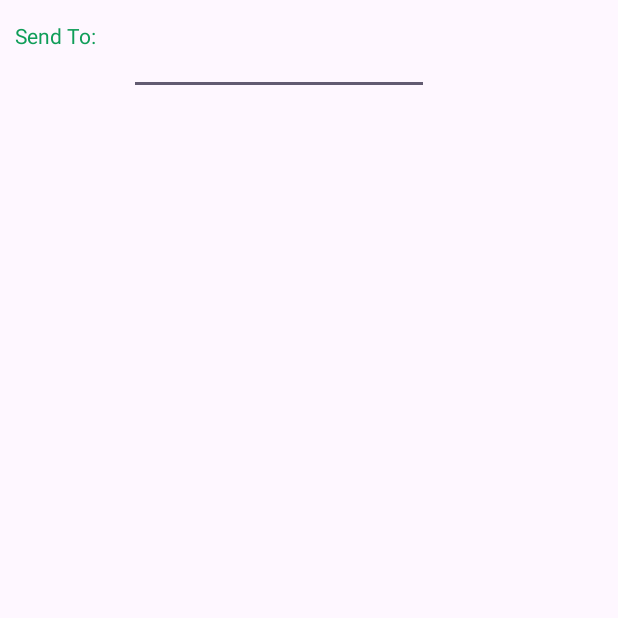
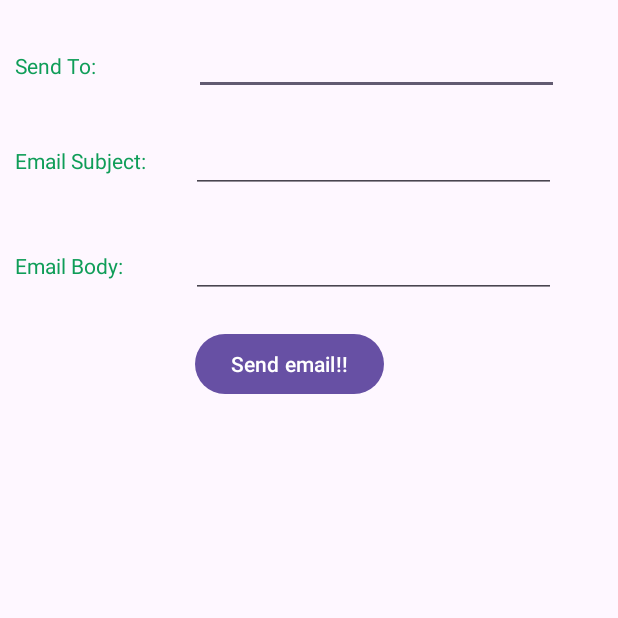
Before and after one commit to Khairulasif/Android_Project_Final, an Android app: the MailActivity screen opened directly, with no data from a screen before it, on a phone screen of 412 x 824 dp, the top half of it. Run offline under Robolectric (Android 15) with nearby library versions, the phone set to English and light mode, and no system bars.

Commit message:
Update activity_mail.xml

```diff
--- a/app/src/main/res/layout/activity_mail.xml
+++ b/app/src/main/res/layout/activity_mail.xml
@@ -8,7 +8,8 @@
 
     <LinearLayout
         android:layout_width="match_parent"
-        android:layout_height="wrap_content">
+        android:layout_height="wrap_content"
+        android:id="@+id/sendId">
 
 
         <TextView
@@ -19,19 +20,83 @@
             android:layout_alignBottom="@+id/editText1"
             android:layout_alignParentLeft="true"
             android:layout_marginLeft="10dp"
+            android:layout_marginTop="20dp"
             android:text="Send To:"
             android:textColor="#0F9D58" />
 
         <EditText
             android:id="@+id/editText1"
-            android:layout_width="200dp"
+            android:layout_width="243dp"
             android:layout_height="wrap_content"
 
+            android:layout_marginLeft="65dp"
             android:layout_marginTop="18dp"
             android:layout_marginRight="22dp"
-            android:layout_marginLeft="22dp"
+
 
             />
+
+
+
+    </LinearLayout>
+
+    <LinearLayout
+        android:layout_width="match_parent"
+        android:layout_height="wrap_content"
+        android:id="@+id/send2"
+        android:layout_below="@+id/sendId">
+
+            <TextView
+                android:id="@+id/textView2"
+                android:layout_width="wrap_content"
+                android:layout_height="wrap_content"
+                android:layout_alignBaseline="@+id/editText2"
+                android:layout_alignBottom="@+id/editText2"
+                android:layout_alignParentLeft="true"
+                android:layout_marginLeft="10dp"
+                android:layout_marginTop="20dp"
+                android:text="Email Subject:"
+                android:textColor="#0F9D58" />
+
+
+        <EditText
+            android:id="@+id/editText2"
+            android:layout_width="243dp"
+            android:layout_height="wrap_content"
+            android:layout_below="@+id/editText1"
+            android:layout_alignLeft="@+id/editText1"
+            android:layout_marginLeft="30dp"
+            android:layout_marginTop="20dp" />
+
+
+    </LinearLayout>
+
+    <LinearLayout
+        android:layout_width="match_parent"
+        android:layout_height="wrap_content"
+        android:id="@+id/emailId"
+        android:layout_below="@+id/sendId">
+
+            <TextView
+                android:id="@+id/textView3"
+                android:layout_width="wrap_content"
+                android:layout_height="wrap_content"
+                android:layout_alignBaseline="@+id/editText3"
+                android:layout_alignBottom="@+id/editText3"
+                android:layout_marginLeft="10dp"
+                android:layout_marginTop="90dp"
+                android:text="Email Body:"
+                android:textColor="#0F9D58" />
+
+        <EditText
+            android:id="@+id/editText3"
+            android:layout_width="243dp"
+            android:layout_height="wrap_content"
+            android:layout_below="@+id/editText1"
+            android:layout_alignLeft="@+id/editText1"
+            android:layout_marginLeft="45dp"
+            android:layout_marginTop="90dp" />
+
 
 
 
@@ -81,15 +146,16 @@
 <!--        android:textColor="#0F9D58" />-->
 
     <!-- Button to send email -->
-<!--    <Button-->
-<!--        android:id="@+id/button"-->
-<!--        android:layout_width="wrap_content"-->
-<!--        android:layout_height="wrap_content"-->
-<!--        android:layout_below="@+id/editText3"-->
-<!--        android:layout_alignLeft="@+id/editText3"-->
-<!--        android:layout_marginLeft="30dp"-->
-<!--        android:layout_marginTop="20dp"-->
-<!--        android:text="Send email!!" />-->
+    <Button
+
+        android:id="@+id/button"
+        android:layout_width="wrap_content"
+        android:layout_height="wrap_content"
+        android:layout_below="@+id/emailId"
+
+        android:layout_marginLeft="130dp"
+        android:layout_marginTop="20dp"
+        android:text="Send email!!" />
 
 
 </RelativeLayout>
```
